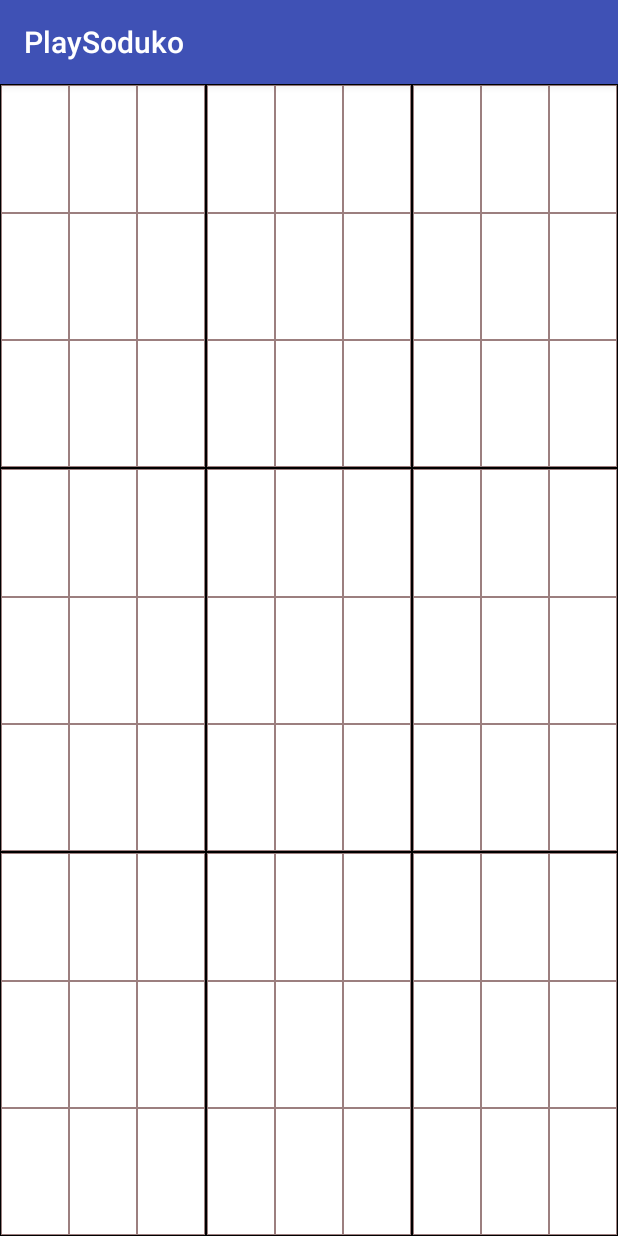
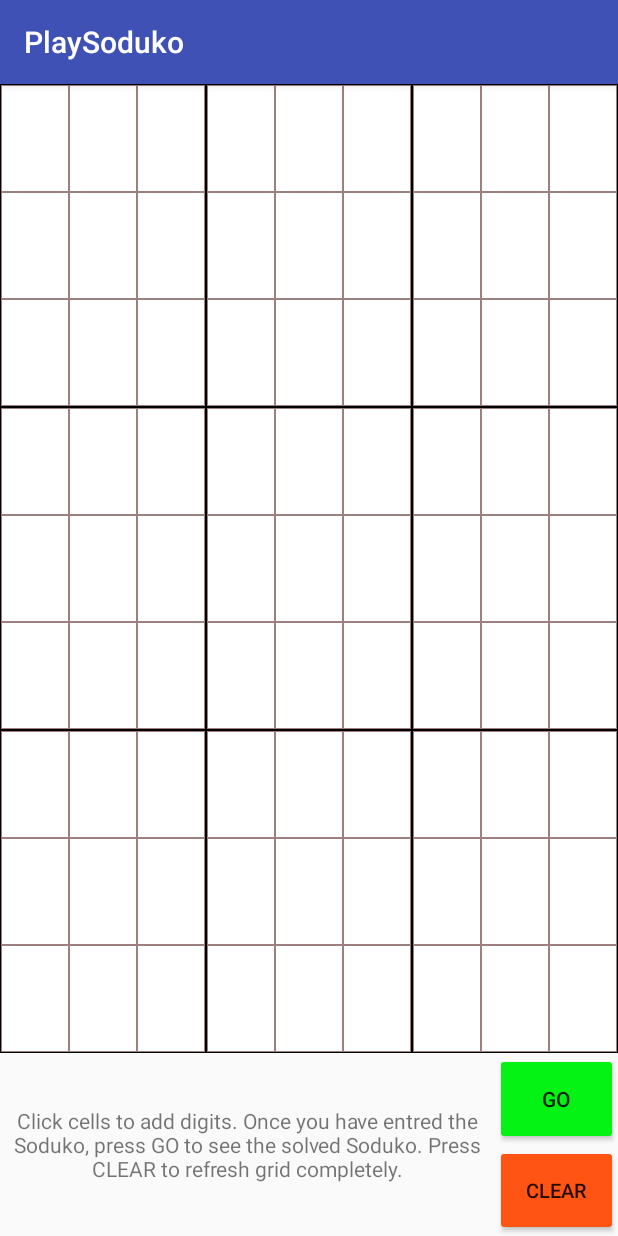
Before and after one commit to ayushr2/PlaySoduko, an Android app: the Solve screen opened directly, with no data from a screen before it, on a phone screen of 412 x 824 dp. Run offline under Robolectric (Android 15) with nearby library versions, the phone set to English and light mode, and no system bars.

Commit message:
Update to Solve Page

```diff
--- a/PlaySoduko/app/src/main/java/com/example/playsoduko/playsoduko/Solve.java
+++ b/PlaySoduko/app/src/main/java/com/example/playsoduko/playsoduko/Solve.java
@@ -25,6 +25,5 @@ public class Solve extends AppCompatActivity {
         });
 
 
-
     }
 }
--- a/PlaySoduko/app/src/main/res/layout/solve_layout.xml
+++ b/PlaySoduko/app/src/main/res/layout/solve_layout.xml
@@ -3,12 +3,12 @@
     android:orientation="vertical"
     android:layout_width="match_parent"
     android:layout_height="match_parent"
-    android:weightSum="9">
+    android:weightSum="10">
 
     <LinearLayout
         android:layout_width="match_parent"
         android:layout_height="match_parent"
-        android:layout_weight="3"
+        android:layout_weight="2.4"
         android:weightSum="3"
         android:orientation="horizontal">
         <LinearLayout
@@ -270,7 +270,7 @@
     <LinearLayout
         android:layout_width="match_parent"
         android:layout_height="match_parent"
-        android:layout_weight="3"
+        android:layout_weight="2.4"
         android:weightSum="3"
         android:orientation="horizontal">
         <LinearLayout
@@ -532,7 +532,7 @@
     <LinearLayout
         android:layout_width="match_parent"
         android:layout_height="match_parent"
-        android:layout_weight="3"
+        android:layout_weight="2.4"
         android:weightSum="3"
         android:orientation="horizontal">
         <LinearLayout
@@ -790,4 +790,42 @@
             </LinearLayout>
         </LinearLayout>
     </LinearLayout>
+
+    <LinearLayout
+        android:layout_width="match_parent"
+        android:layout_height="match_parent"
+        android:layout_weight="2.8"
+        android:weightSum="5"
+        android:orientation="horizontal">
+        <TextView
+            android:layout_width="wrap_content"
+            android:layout_height="match_parent"
+            android:gravity="center"
+            android:layout_weight="1"
+            android:text="Click cells to add digits. Once you have entred the Soduko, press GO to see the solved Soduko. Press CLEAR to refresh grid completely."/>
+        <LinearLayout
+            android:layout_width="match_parent"
+            android:layout_height="match_parent"
+            android:layout_weight="4"
+            android:orientation="vertical"
+            android:weightSum="2">
+            <Button
+                android:layout_width="match_parent"
+                android:layout_height="match_parent"
+                android:layout_weight="1"
+                android:backgroundTint="@color/green"
+                android:gravity="center"
+                android:id="@+id/gobutton"
+                android:text="Go"/>
+            <Button
+                android:layout_width="match_parent"
+                android:layout_height="match_parent"
+                android:layout_weight="1"
+                android:backgroundTint="@color/red"
+                android:id="@+id/clearbutton"
+                android:gravity="center"
+                android:textSize="13sp"
+                android:text="Clear"/>
+        </LinearLayout>
+    </LinearLayout>
 </LinearLayout>
```
